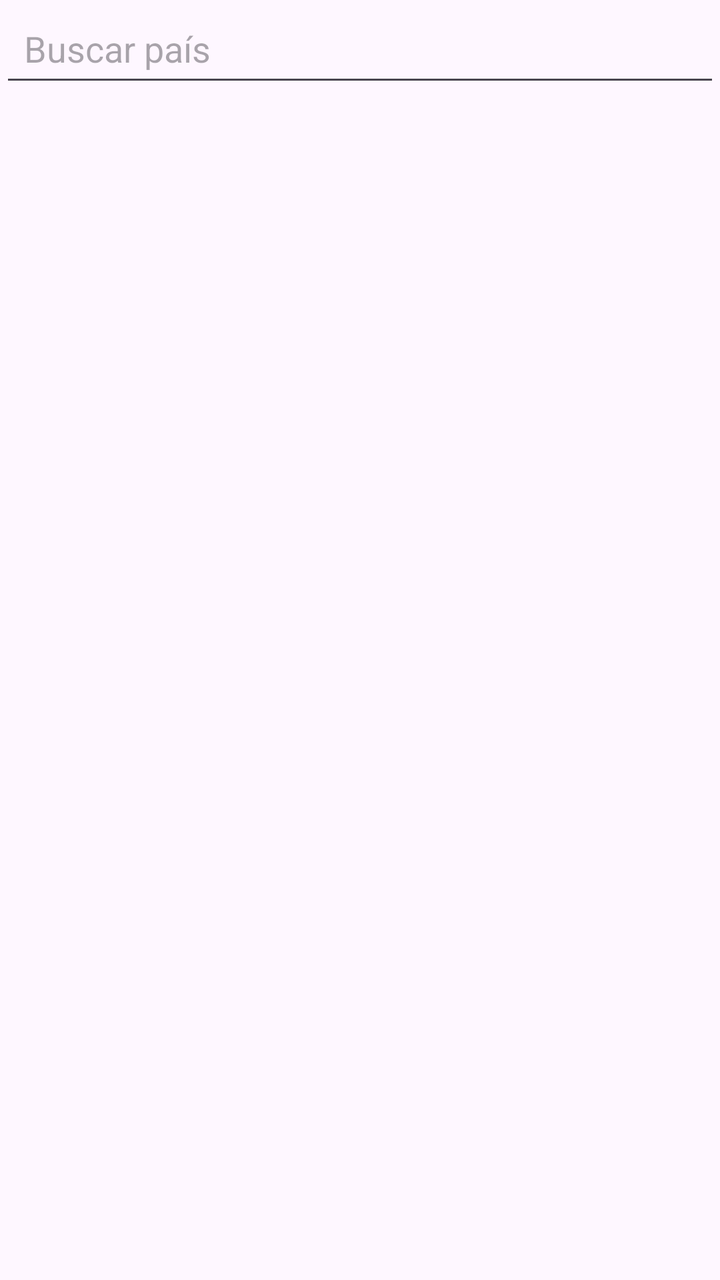
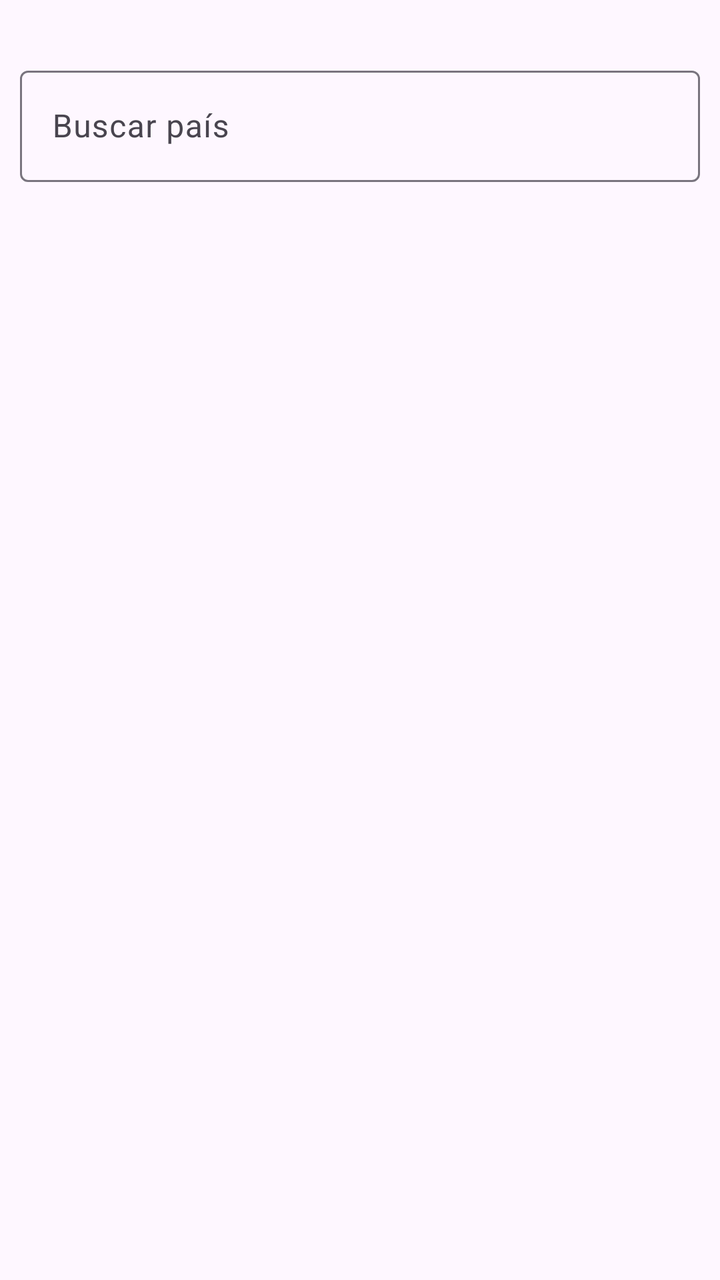

Before-and-after screenshots of an Android layout around one commit, followed by the original layout XML and the change that was made.
<!-- AndroidManifest.xml: application theme Theme.CountrisMusic -->
<!-- res/layout/activity_main.xml -->
<?xml version="1.0" encoding="utf-8"?>
<androidx.constraintlayout.widget.ConstraintLayout
    xmlns:android="http://schemas.android.com/apk/res/android"
    xmlns:app="http://schemas.android.com/apk/res-auto"
    android:layout_width="match_parent"
    android:layout_height="match_parent">
    <EditText
        android:id="@+id/buscador"
        android:layout_width="0dp"
        android:layout_height="wrap_content"
        android:hint="Buscar país"
        android:padding="12dp"
        app:layout_constraintTop_toTopOf="parent"
        app:layout_constraintStart_toStartOf="parent"
        app:layout_constraintEnd_toEndOf="parent"/>

    <androidx.recyclerview.widget.RecyclerView
        android:id="@+id/countriesList"
        android:layout_width="0dp"
        android:layout_height="0dp"
        android:clipChildren="false"
        android:clipToPadding="false"
        app:layout_constraintTop_toBottomOf="@id/buscador"
        app:layout_constraintBottom_toBottomOf="parent"
        app:layout_constraintStart_toStartOf="parent"
        app:layout_constraintEnd_toEndOf="parent"/>
</androidx.constraintlayout.widget.ConstraintLayout>
<!-- resources referenced by this layout -->
<resources>
  <style name="Theme.CountrisMusic" parent="Base.Theme.CountrisMusic" />
  <style name="Base.Theme.CountrisMusic" parent="Theme.Material3.DayNight.NoActionBar">
          
          
      </style>
</resources>

<!-- the commit's change to res/layout/activity_main.xml (unified diff, before → after) -->
@@ -4,24 +4,37 @@
     xmlns:app="http://schemas.android.com/apk/res-auto"
     android:layout_width="match_parent"
     android:layout_height="match_parent">
-    <EditText
-        android:id="@+id/buscador"
-        android:layout_width="0dp"
-        android:layout_height="wrap_content"
-        android:hint="Buscar país"
-        android:padding="12dp"
-        app:layout_constraintTop_toTopOf="parent"
-        app:layout_constraintStart_toStartOf="parent"
-        app:layout_constraintEnd_toEndOf="parent"/>
+    <LinearLayout
+        android:layout_width="match_parent"
+        android:layout_height="match_parent"
+        android:orientation="vertical"
+        >
+        <com.google.android.material.textfield.TextInputLayout
+            android:layout_width="match_parent"
+            android:layout_height="wrap_content"
+            android:layout_marginVertical="20dp"
+            android:padding="10dp"
+            >
+            <com.google.android.material.textfield.TextInputEditText
+                android:layout_width="match_parent"
+                android:layout_height="wrap_content"
+                android:id="@+id/buscador"
+                android:hint="Buscar país"
+                >
+
+            </com.google.android.material.textfield.TextInputEditText>
+        </com.google.android.material.textfield.TextInputLayout>
 
     <androidx.recyclerview.widget.RecyclerView
         android:id="@+id/countriesList"
-        android:layout_width="0dp"
-        android:layout_height="0dp"
+        android:layout_width="match_parent"
+        android:layout_height="match_parent"
         android:clipChildren="false"
         android:clipToPadding="false"
         app:layout_constraintTop_toBottomOf="@id/buscador"
         app:layout_constraintBottom_toBottomOf="parent"
         app:layout_constraintStart_toStartOf="parent"
         app:layout_constraintEnd_toEndOf="parent"/>
+
+    </LinearLayout>
 </androidx.constraintlayout.widget.ConstraintLayout>
